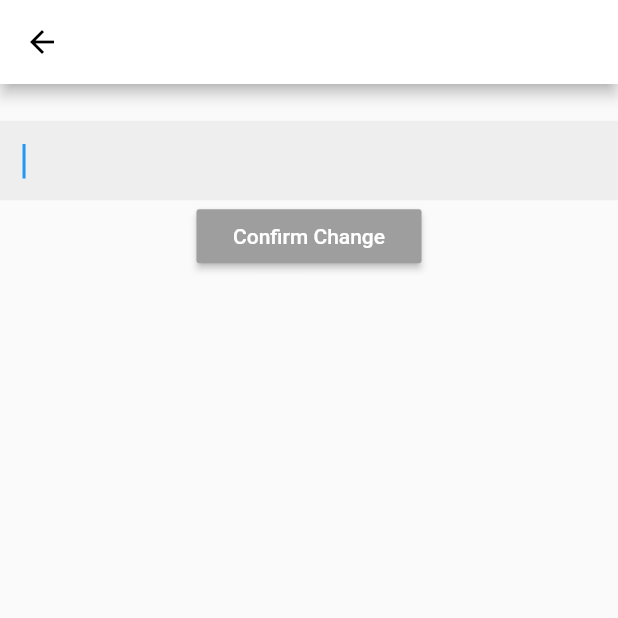
After one commit to bryanpei/dsc-neu-safer-transportation, a Flutter app: the TextUpdate screen opened directly, on a phone screen of 412 x 824 dp, the top half of it. The commit adds this screen. Run offline on Flutter 3.47's test engine with Material 2 defaults, Android fonts, the phone set to English and light mode, and no system bars; our stand-ins replace firebase_auth, geolocator, google_maps_flutter; accounts and stored records are empty.

Commit message:
add changes

```diff
--- /dev/null
+++ b/lib/components/text_update_tool.dart
@@ -0,0 +1,69 @@
+import 'package:flutter/material.dart';
+
+class TextUpdate extends StatefulWidget {
+  final String original = "";
+
+  @override
+  _TextUpdateState createState() => _TextUpdateState();
+}
+
+class _TextUpdateState extends State<TextUpdate> {
+  String original;
+  final _controller = TextEditingController();
+
+  void initState() {
+    super.initState();
+  }
+
+  void dispose() {
+    _controller.dispose();
+    super.dispose();
+  }
+
+  @override
+  Widget build(BuildContext context) {
+    return Scaffold(
+        appBar: AppBar(
+          iconTheme: IconThemeData(color: Colors.black),
+          backgroundColor: Colors.white,
+        ),
+        body: Container(
+          padding: EdgeInsets.symmetric(horizontal: 0, vertical: 5.0),
+          height: 150,
+          child: Column(
+              mainAxisAlignment: MainAxisAlignment.center,
+              children: <Widget>[
+                TextField(
+                  key: GlobalKey<FormState>(),
+                  controller: _controller,
+                  autofocus: true,
+                  style: TextStyle(
+                    fontSize: 20.0,
+                  ),
+                  decoration: InputDecoration(
+                      border: InputBorder.none,
+                      filled: true,
+                      fillColor: Colors.grey[200],
+                      contentPadding: EdgeInsets.all(15.0)),
+                ),
+                MaterialButton(
+                  onPressed: () async {
+                    print(_controller.text);
+                    Navigator.pop(context, _controller.text);
+                  },
+                  minWidth: 150,
+                  color: Colors.grey,
+                  splashColor: Colors.lightBlueAccent[800],
+                  padding: EdgeInsets.symmetric(
+                    horizontal: 10.0,
+                    vertical: 10.0,
+                  ),
+                  child: Text(
+                    "Confirm Change",
+                    style: TextStyle(fontSize: 14.0, color: Colors.white),
+                  ),
+                ),
+              ]),
+        ));
+  }
+}
--- a/lib/screens/home.dart
+++ b/lib/screens/home.dart
@@ -48,7 +48,7 @@ class _HomeState extends State<Home> {
               zoom: 11.0,
             ),
             compassEnabled: true,
-            zoomControlsEnabled: false,
+//            zoomControlsEnabled: false,
             zoomGesturesEnabled: true,
             myLocationEnabled: true,
             myLocationButtonEnabled: true,
```
Also changed, not shown: lib/screens/settings.dart (+37 -9 lines).
